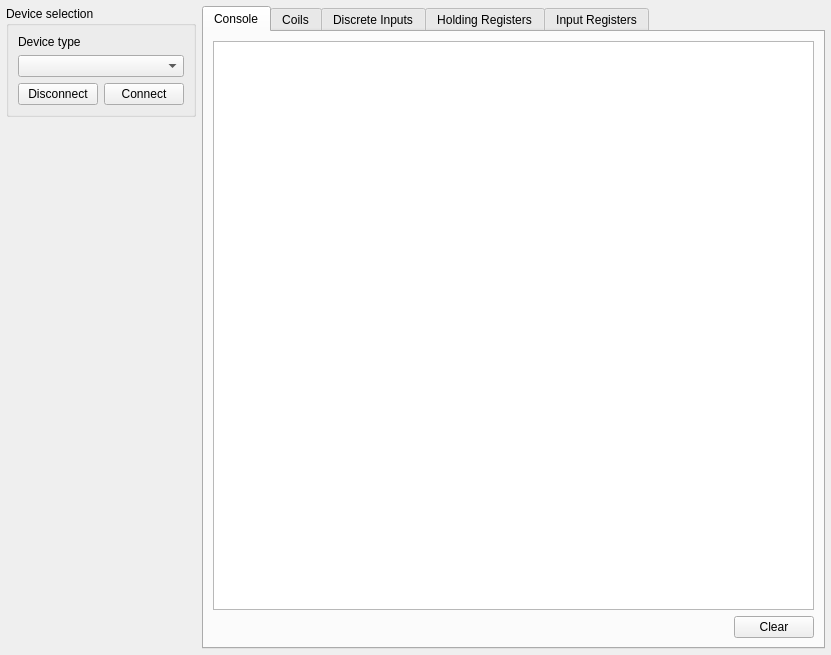
The window that src/modbus/SAKModbusDebugPage.ui (x-tools-author/x-tools) describes before a commit, drawn with Qt 5.
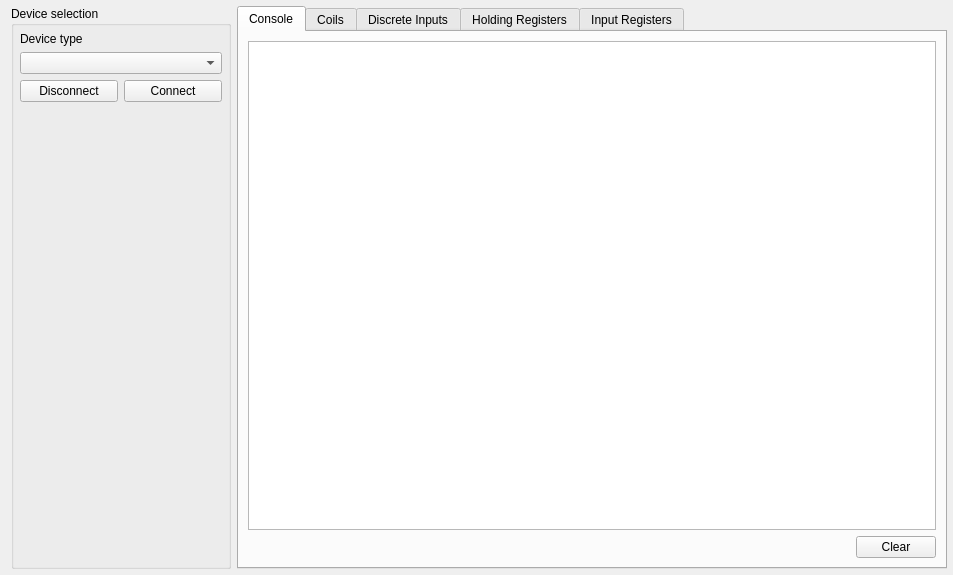
The same window after the commit. The open tabs and pages were chosen to show the change.

What changed in the file:
```diff
--- a/src/modbus/SAKModbusDebugPage.ui
+++ b/src/modbus/SAKModbusDebugPage.ui
@@ -6,17 +6,20 @@
    <rect>
     <x>0</x>
     <y>0</y>
-    <width>831</width>
-    <height>655</height>
+    <width>953</width>
+    <height>575</height>
    </rect>
   </property>
+  <property name="sizePolicy">
+   <sizepolicy hsizetype="Preferred" vsizetype="Preferred">
+    <horstretch>0</horstretch>
+    <verstretch>0</verstretch>
+   </sizepolicy>
+  </property>
   <property name="windowTitle">
    <string notr="true">Form</string>
   </property>
   <layout class="QGridLayout" name="gridLayout">
-   <property name="leftMargin">
-    <number>6</number>
-   </property>
    <property name="topMargin">
     <number>6</number>
    </property>
@@ -28,8 +31,14 @@
    </property>
    <item row="0" column="1">
     <widget class="QTabWidget" name="tabWidget">
+     <property name="sizePolicy">
+      <sizepolicy hsizetype="Expanding" vsizetype="Expanding">
+       <horstretch>0</horstretch>
+       <verstretch>0</verstretch>
+      </sizepolicy>
+     </property>
      <property name="currentIndex">
-      <number>3</number>
+      <number>0</number>
      </property>
      <widget class="QWidget" name="console">
       <attribute name="title">
@@ -105,25 +114,7 @@
     </widget>
    </item>
    <item row="0" column="0">
-    <widget class="QWidget" name="widget" native="true">
-     <property name="styleSheet">
-      <string notr="true"/>
-     </property>
-     <layout class="QGridLayout" name="gridLayout_2">
-      <property name="leftMargin">
-       <number>0</number>
-      </property>
-      <property name="topMargin">
-       <number>0</number>
-      </property>
-      <property name="rightMargin">
-       <number>0</number>
-      </property>
-      <property name="bottomMargin">
-       <number>0</number>
-      </property>
-      <item row="1" column="0" colspan="2">
-       <widget class="QWidget" name="deviceControllerWidget" native="true">
+    <widget class="QScrollArea" name="scrollArea_2">
         <property name="sizePolicy">
          <sizepolicy hsizetype="Preferred" vsizetype="Expanding">
           <horstretch>0</horstretch>
@@ -132,21 +123,74 @@
         </property>
         <property name="minimumSize">
          <size>
-          <width>0</width>
+       <width>220</width>
           <height>0</height>
          </size>
         </property>
         <property name="styleSheet">
-         <string notr="true"/>
-        </property>
-       </widget>
-      </item>
-      <item row="0" column="0" colspan="2">
+      <string notr="true">QScrollArea {
+	border:none
+}</string>
+     </property>
+     <property name="widgetResizable">
+      <bool>true</bool>
+     </property>
+     <widget class="QWidget" name="scrollAreaWidgetContents_2">
+      <property name="geometry">
+       <rect>
+        <x>0</x>
+        <y>0</y>
+        <width>220</width>
+        <height>563</height>
+       </rect>
+      </property>
+      <property name="sizePolicy">
+       <sizepolicy hsizetype="Preferred" vsizetype="Preferred">
+        <horstretch>0</horstretch>
+        <verstretch>0</verstretch>
+       </sizepolicy>
+      </property>
+      <layout class="QVBoxLayout" name="verticalLayout_2">
+       <property name="leftMargin">
+        <number>0</number>
+       </property>
+       <property name="topMargin">
+        <number>0</number>
+       </property>
+       <property name="rightMargin">
+        <number>0</number>
+       </property>
+       <property name="bottomMargin">
+        <number>0</number>
+       </property>
+       <item>
        <widget class="QGroupBox" name="groupBox">
         <property name="title">
          <string>Device selection</string>
         </property>
         <layout class="QGridLayout" name="gridLayout_3">
+          <property name="leftMargin">
+           <number>6</number>
+          </property>
+          <property name="topMargin">
+           <number>6</number>
+          </property>
+          <property name="rightMargin">
+           <number>6</number>
+          </property>
+          <property name="bottomMargin">
+           <number>6</number>
+          </property>
+          <item row="1" column="0" colspan="2">
+           <widget class="QComboBox" name="deviceTypeComboBox">
+            <property name="sizePolicy">
+             <sizepolicy hsizetype="Ignored" vsizetype="Fixed">
+              <horstretch>0</horstretch>
+              <verstretch>0</verstretch>
+             </sizepolicy>
+            </property>
+           </widget>
+          </item>
          <item row="2" column="0">
           <widget class="QPushButton" name="disconnectionPushButton">
            <property name="text">
@@ -174,10 +218,10 @@
            </property>
           </widget>
          </item>
-         <item row="1" column="0" colspan="2">
-          <widget class="QComboBox" name="deviceTypeComboBox">
+          <item row="3" column="0" colspan="2">
+           <widget class="QWidget" name="deviceControllerWidget" native="true">
            <property name="sizePolicy">
-            <sizepolicy hsizetype="Ignored" vsizetype="Fixed">
+             <sizepolicy hsizetype="Preferred" vsizetype="Expanding">
              <horstretch>0</horstretch>
              <verstretch>0</verstretch>
             </sizepolicy>
@@ -188,6 +232,7 @@
        </widget>
       </item>
      </layout>
+     </widget>
     </widget>
    </item>
   </layout>
```
Lines whose indentation alone changed are shown as unchanged.
